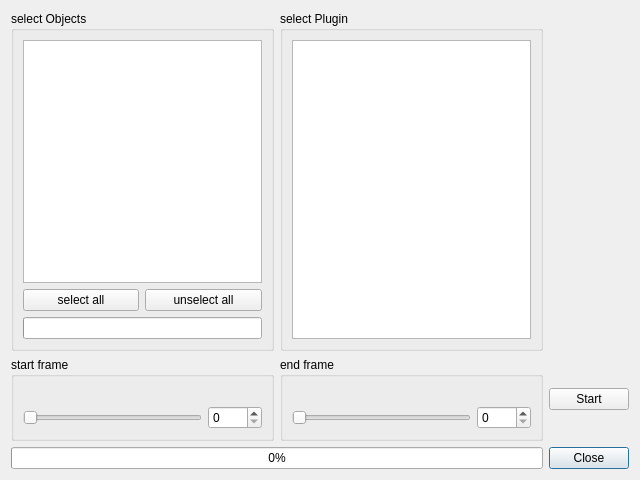
Above: source/annotator/source/plugins/pluginrunner.ui from annotatorproject/annotator before the change. Below: the same form after it.
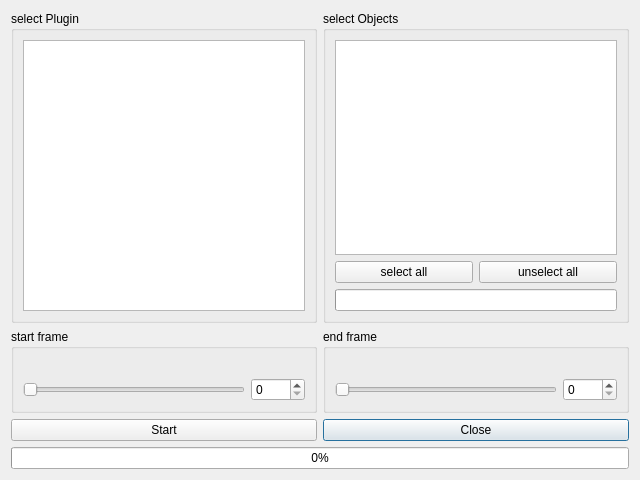
That is the form after the change.

Commit message: adjust min/max according to selected start/end

Diff of the .ui file:
```diff
--- a/source/annotator/source/plugins/pluginrunner.ui
+++ b/source/annotator/source/plugins/pluginrunner.ui
@@ -14,13 +14,20 @@
    <string>Run Plugins</string>
   </property>
   <layout class="QGridLayout" name="gridLayout">
-   <item row="3" column="2">
+   <item row="3" column="1">
     <widget class="QPushButton" name="closeButton">
      <property name="text">
       <string>Close</string>
      </property>
     </widget>
    </item>
+   <item row="3" column="0">
+    <widget class="QPushButton" name="startButton">
+     <property name="text">
+      <string>Start</string>
+     </property>
+    </widget>
+   </item>
    <item row="2" column="0">
     <widget class="QGroupBox" name="startFrameGroupBox">
      <property name="title">
@@ -87,19 +94,17 @@
      </layout>
     </widget>
    </item>
+   <item row="4" column="0" colspan="2">
+    <widget class="QProgressBar" name="framesProgressBar">
+     <property name="value">
+      <number>0</number>
+     </property>
+     <property name="format">
+      <string>%p%</string>
+     </property>
+    </widget>
+   </item>
    <item row="0" column="1">
-    <widget class="QGroupBox" name="groupBox">
-     <property name="title">
-      <string>select Plugin</string>
-     </property>
-     <layout class="QGridLayout" name="gridLayout_4">
-      <item row="0" column="0">
-       <widget class="QListWidget" name="pluginsListWidget"/>
-      </item>
-     </layout>
-    </widget>
-   </item>
-   <item row="0" column="0">
     <widget class="QGroupBox" name="groupBox_2">
      <property name="title">
       <string>select Objects</string>
@@ -139,21 +144,16 @@
      </layout>
     </widget>
    </item>
-   <item row="2" column="2">
-    <widget class="QPushButton" name="startButton">
-     <property name="text">
-      <string>Start</string>
+   <item row="0" column="0">
+    <widget class="QGroupBox" name="groupBox">
+     <property name="title">
+      <string>select Plugin</string>
      </property>
-    </widget>
-   </item>
-   <item row="3" column="0" colspan="2">
-    <widget class="QProgressBar" name="framesProgressBar">
-     <property name="value">
-      <number>0</number>
-     </property>
-     <property name="format">
-      <string>%p%</string>
-     </property>
+     <layout class="QGridLayout" name="gridLayout_4">
+      <item row="0" column="0">
+       <widget class="QListWidget" name="pluginsListWidget"/>
+      </item>
+     </layout>
     </widget>
    </item>
   </layout>
```
The commit also changes 2 other files.
